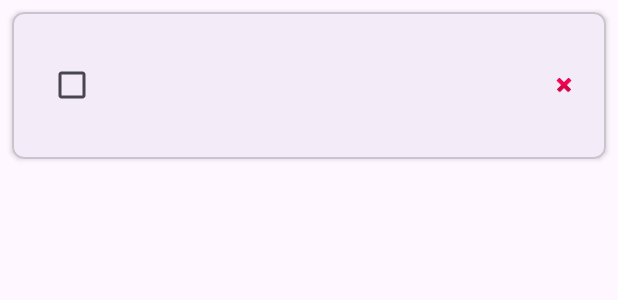
After one commit to pranav6266/Sync-Task, an Android app: the layout item_task.xml on its own in the app's theme, with its tools: preview values and no code run, on a phone screen of 412 x 824 dp. The commit adds this screen. Shown: the top 300 px of the screen. Run offline under Robolectric (Android 15) with nearby library versions, the phone set to English and light mode, and no system bars.

Commit message:
Added some permissions in AndroidManifest.xml and updated colors, and strings.

```diff
--- /dev/null
+++ b/app/src/main/res/layout/item_task.xml
@@ -0,0 +1,68 @@
+<?xml version="1.0" encoding="utf-8"?>
+<com.google.android.material.card.MaterialCardView
+    xmlns:android="http://schemas.android.com/apk/res/android"
+    xmlns:app="http://schemas.android.com/apk/res-auto"
+    android:layout_width="match_parent"
+    android:layout_height="wrap_content"
+    android:layout_margin="8dp"
+    app:cardCornerRadius="8dp"
+    app:cardElevation="2dp">
+
+    <LinearLayout
+        android:layout_width="match_parent"
+        android:layout_height="wrap_content"
+        android:orientation="horizontal"
+        android:padding="16dp">
+
+        <CheckBox
+            android:id="@+id/cb_task_status"
+            android:layout_width="wrap_content"
+            android:layout_height="wrap_content"
+            android:layout_gravity="center_vertical"
+            android:layout_marginEnd="12dp" />
+
+        <LinearLayout
+            android:layout_width="0dp"
+            android:layout_height="wrap_content"
+            android:layout_weight="1"
+            android:orientation="vertical">
+
+            <TextView
+                android:id="@+id/tv_task_title"
+                android:layout_width="wrap_content"
+                android:layout_height="wrap_content"
+                android:textSize="16sp"
+                android:textStyle="bold"
+                android:textColor="@color/primary_text"
+                android:layout_marginBottom="4dp" />
+
+            <TextView
+                android:id="@+id/tv_task_description"
+                android:layout_width="wrap_content"
+                android:layout_height="wrap_content"
+                android:textSize="14sp"
+                android:textColor="@color/secondary_text"
+                android:layout_marginBottom="4dp" />
+
+            <TextView
+                android:id="@+id/tv_task_due_date"
+                android:layout_width="wrap_content"
+                android:layout_height="wrap_content"
+                android:textSize="12sp"
+                android:textColor="@color/secondary_text" />
+
+        </LinearLayout>
+
+        <ImageView
+            android:id="@+id/iv_delete_task"
+            android:layout_width="24dp"
+            android:layout_height="24dp"
+            android:layout_gravity="center_vertical"
+            android:src="@android:drawable/ic_delete"
+            android:contentDescription="@string/delete_task_content_description"
+            android:background="?attr/selectableItemBackgroundBorderless"
+            android:padding="4dp" />
+
+    </LinearLayout>
+
+</com.google.android.material.card.MaterialCardView>
--- a/app/src/main/res/values/colors.xml
+++ b/app/src/main/res/values/colors.xml
@@ -21,4 +21,8 @@
     <color name="google_btn_color">#4285F4</color> <!-- Official Google Blue -->
     <color name="delete_icon_color">#F44336</color> <!-- A standard red for delete actions -->
 
+    <!-- Task Background Colors -->
+    <color name="my_task_bg">#E8F5E8</color>        <!-- Light green for user's tasks -->
+    <color name="partner_task_bg">#F3E5F5</color>   <!-- Light purple for partner's tasks -->
+
 </resources>
--- a/app/src/main/res/values/strings.xml
+++ b/app/src/main/res/values/strings.xml
@@ -4,7 +4,7 @@
     IMPORTANT: You must replace "YOUR_WEB_CLIENT_ID" with the Web client ID from your google-services.json file.
     It looks like "xxxxxxxxxxxx-xxxxxxxxxxxxxxxxxxxxxxxxxxxxxxxx.apps.googleusercontent.com"
     -->
-    <string name="default_web_client_id">YOUR_WEB_CLIENT_ID</string>
+    <string name="default_web_client_id">1:601701551928:android:362a4a75ea6ebb3e497bcd</string>
 
     <!-- Content Descriptions -->
     <string name="add_task_content_description">Add Task</string>
--- a/gradle/libs.versions.toml
+++ b/gradle/libs.versions.toml
@@ -1,5 +1,5 @@
 [versions]
-agp = "8.12.1"
+agp = "8.12.2"
 junit = "4.13.2"
 junitVersion = "1.3.0"
 espressoCore = "3.7.0"
```
Also changed, not shown: app/src/main/AndroidManifest.xml (+14 -1 lines), app/src/main/java/com/pranav/synctask/adapters/TaskAdapter.java (+10 -6 lines), app/src/main/res/layout/fragment_task_list.xml (added, +8 -0 lines).
